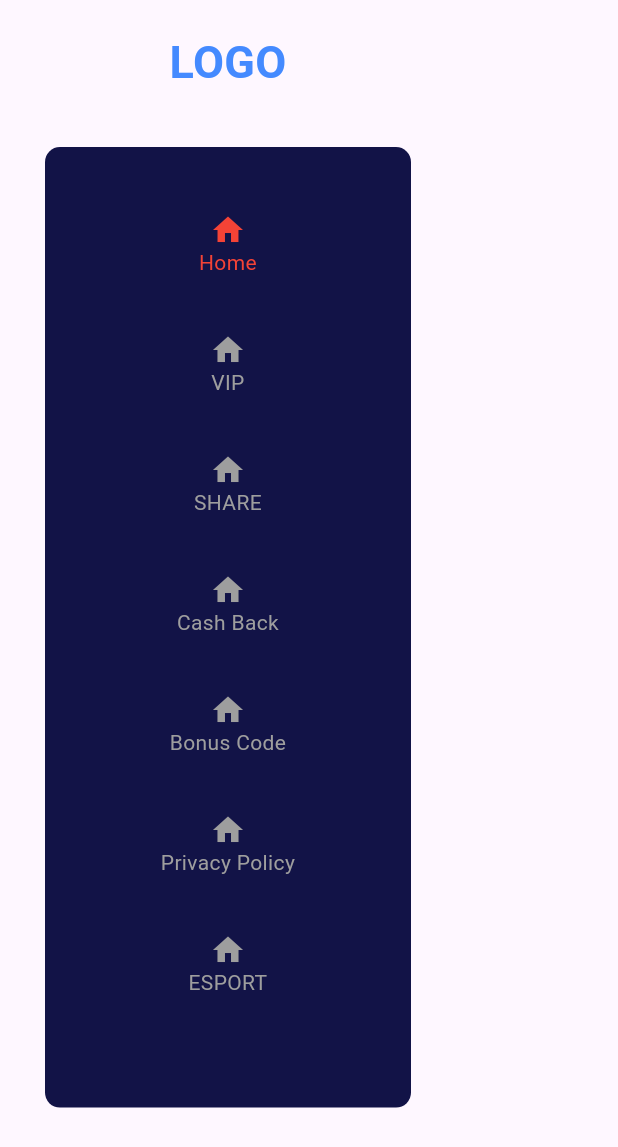
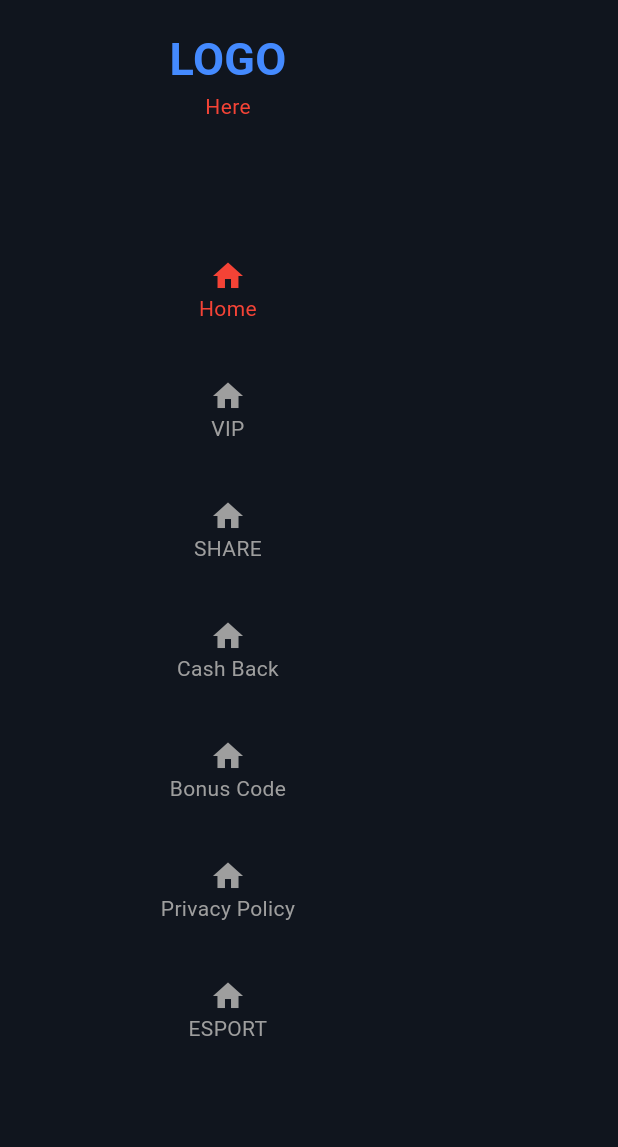
Before and after one commit to ayanedupk12/hlive, a Flutter app: the SideMenu widget shown alone on an empty page, opened directly, on a phone screen of 412 x 824 dp. Shown: the top 1147 px of the screen. Run offline on Flutter 3.47's test engine with Material 2 defaults, Android fonts, the phone set to English and light mode, and no system bars; our stand-ins replace get.

Commit message:
new changes1

```diff
--- a/lib/core/constant/colors.dart
+++ b/lib/core/constant/colors.dart
@@ -4,7 +4,7 @@ const Color bgColor = Color(0xffFAFAFA);
 const Color background = Color(0xffEDEDED);
 const Color whiteColor = Color(0xFFFFFFFF);
 Color iconColor = Colors.black.withOpacity(0.4);
-const Color primaryColor = Color.fromARGB(255, 18, 19, 71);
+const Color primaryColor = Color(0xff10151E);
 const Color buttonColor = Color(0xffDDB750);
 const Color blackColor = Color(0xff000000);
 const Color containerColor = Color(0xffEFEFEF);
--- a/lib/views/screens/dashboard/widget/side_menu.dart
+++ b/lib/views/screens/dashboard/widget/side_menu.dart
@@ -2,7 +2,6 @@ import 'package:flutter/material.dart';
 import 'package:get/get.dart';
 
 import '../../../../core/constant/colors.dart';
-import '../../../widgets/button_widget.dart';
 import '../dashboard_controller.dart';
 
 class SideMenu extends StatelessWidget {
@@ -15,13 +14,14 @@ class SideMenu extends StatelessWidget {
       backgroundColor: Colors.transparent,
       child: Column(
         children: [
-          SizedBox(
-            height: 20,
-          ),
           Container(
             width: 80,
+            height: context.height * 0.12,
             child: const Center(
-              child: Text(
+              child: Column(
+                mainAxisAlignment: MainAxisAlignment.center,
+                children: [
+                  Text(
                     "LOGO",
                     style: TextStyle(
                       color: Colors.blueAccent,
@@ -29,10 +29,13 @@ class SideMenu extends StatelessWidget {
                       fontWeight: FontWeight.bold,
                     ),
                   ),
+                  Text(
+                    "Here",
+                    style: TextStyle(color: Colors.red),
+                  ),
+                ],
               ),
             ),
-          SizedBox(
-            height: 5,
           ),
           SizedBox(
             height: context.height * 0.85,
@@ -45,7 +48,7 @@ class SideMenu extends StatelessWidget {
                 child: Column(
                   children: [
                     // Add the user accounts drawer header here
-                    SizedBox(
+                    const SizedBox(
                       height: 20,
                     ),
 
```
Also changed, not shown: lib/main.dart (+7 -3 lines), lib/views/screens/LoginScreen/LoginScreen.dart (+58 -28 lines), lib/views/screens/dashboard/dashboard_screen.dart (+2 -15 lines), lib/views/screens/home/home.dart (added, +79 -0 lines). Lines whose indentation alone changed are shown as unchanged.
